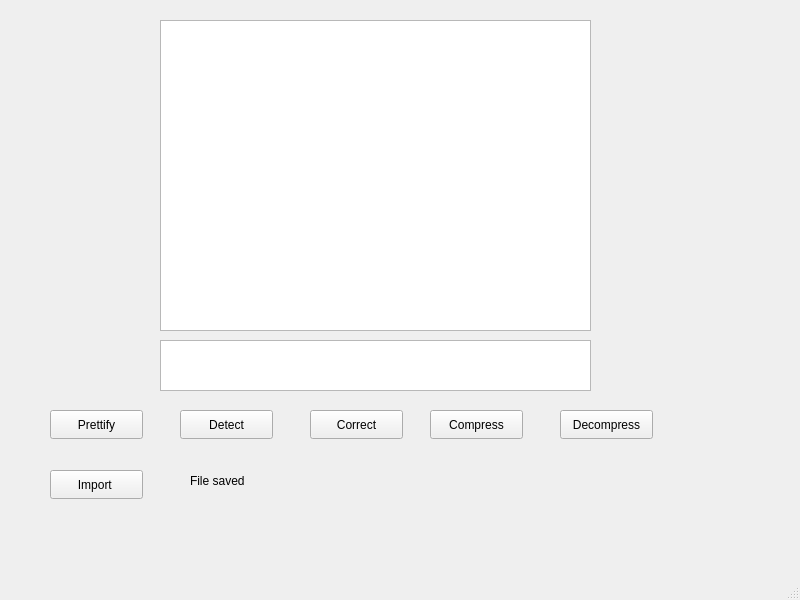
Qt form mainwindow.ui (Muhammed-EmadEldeen/XML-Parser-Analyzer) before a commit.
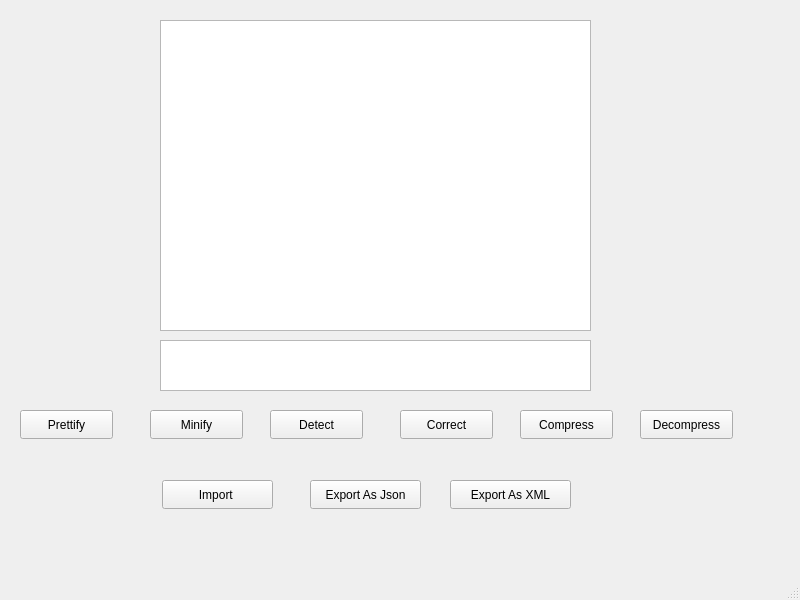
The same form after that commit.

Diff of the .ui file:
```diff
--- a/mainwindow.ui
+++ b/mainwindow.ui
@@ -20,9 +20,9 @@
    <widget class="QPushButton" name="pushButton">
     <property name="geometry">
      <rect>
-      <x>50</x>
-      <y>470</y>
-      <width>93</width>
+      <x>162</x>
+      <y>480</y>
+      <width>111</width>
       <height>29</height>
      </rect>
     </property>
@@ -36,7 +36,7 @@
    <widget class="QPushButton" name="Prettifybtn">
     <property name="geometry">
      <rect>
-      <x>50</x>
+      <x>20</x>
       <y>410</y>
       <width>93</width>
       <height>29</height>
@@ -49,7 +49,7 @@
    <widget class="QPushButton" name="Detectbtn">
     <property name="geometry">
      <rect>
-      <x>180</x>
+      <x>270</x>
       <y>410</y>
       <width>93</width>
       <height>29</height>
@@ -62,7 +62,7 @@
    <widget class="QPushButton" name="correctbtn">
     <property name="geometry">
      <rect>
-      <x>310</x>
+      <x>400</x>
       <y>410</y>
       <width>93</width>
       <height>29</height>
@@ -75,7 +75,7 @@
    <widget class="QPushButton" name="Compressbtn">
     <property name="geometry">
      <rect>
-      <x>430</x>
+      <x>520</x>
       <y>410</y>
       <width>93</width>
       <height>29</height>
@@ -88,7 +88,7 @@
    <widget class="QPushButton" name="Decompressbtn">
     <property name="geometry">
      <rect>
-      <x>560</x>
+      <x>640</x>
       <y>410</y>
       <width>93</width>
       <height>29</height>
@@ -108,19 +108,6 @@
      </rect>
     </property>
    </widget>
-   <widget class="QLabel" name="label">
-    <property name="geometry">
-     <rect>
-      <x>190</x>
-      <y>460</y>
-      <width>441</width>
-      <height>41</height>
-     </rect>
-    </property>
-    <property name="text">
-     <string>File saved</string>
-    </property>
-   </widget>
    <widget class="QListWidget" name="listWidget">
     <property name="geometry">
      <rect>
@@ -131,6 +118,51 @@
      </rect>
     </property>
    </widget>
+   <widget class="QPushButton" name="Minifybtn">
+    <property name="geometry">
+     <rect>
+      <x>150</x>
+      <y>410</y>
+      <width>93</width>
+      <height>29</height>
+     </rect>
+    </property>
+    <property name="text">
+     <string>Minify</string>
+    </property>
+   </widget>
+   <widget class="QPushButton" name="JsonExpButton">
+    <property name="geometry">
+     <rect>
+      <x>310</x>
+      <y>480</y>
+      <width>111</width>
+      <height>29</height>
+     </rect>
+    </property>
+    <property name="styleSheet">
+     <string notr="true"/>
+    </property>
+    <property name="text">
+     <string>Export As Json</string>
+    </property>
+   </widget>
+   <widget class="QPushButton" name="XMLExpButton">
+    <property name="geometry">
+     <rect>
+      <x>450</x>
+      <y>480</y>
+      <width>121</width>
+      <height>29</height>
+     </rect>
+    </property>
+    <property name="styleSheet">
+     <string notr="true"/>
+    </property>
+    <property name="text">
+     <string>Export As XML</string>
+    </property>
+   </widget>
   </widget>
   <widget class="QMenuBar" name="menubar">
    <property name="geometry">
```
